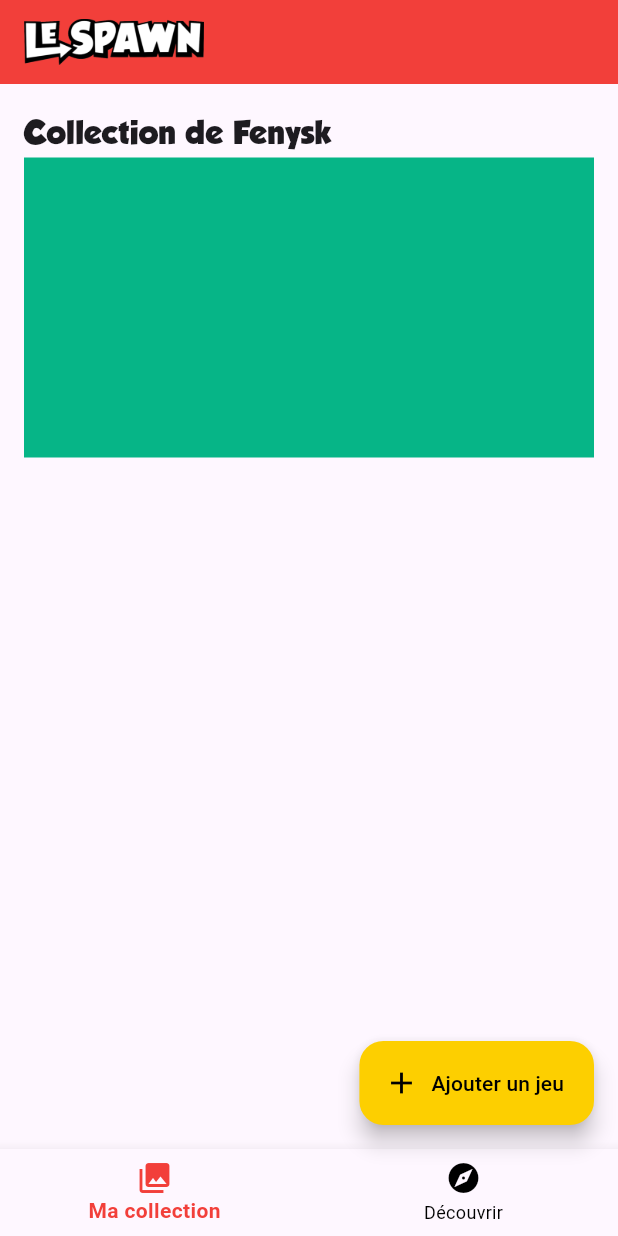
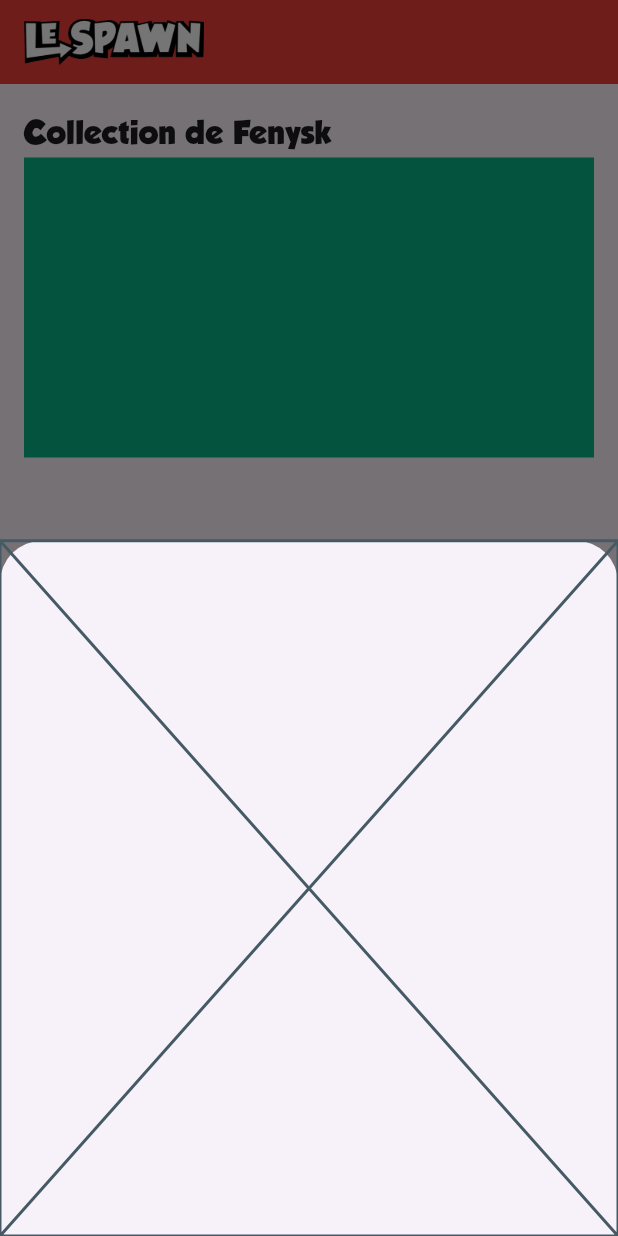
Before and after one commit to Fenysk/flutter_le_spawn, a Flutter app: the screen it shows after launch, after a tap on "Ajouter un jeu", on a phone screen of 412 x 824 dp. Run offline on Flutter 3.47's test engine with Material 3 defaults, Android fonts, the phone set to English and light mode, and no system bars; Roboto replaces fonts that are missing (Acephimere); project files that could hold a hidden picture were left out.

```diff
--- /dev/null
+++ b/lib/ui/widgets/collection/game/add_game_modal.dart
@@ -0,0 +1,15 @@
+import 'package:flutter/material.dart';
+
+class AddGameModal extends StatefulWidget {
+  const AddGameModal({super.key});
+
+  @override
+  State<AddGameModal> createState() => _AddGameModalState();
+}
+
+class _AddGameModalState extends State<AddGameModal> {
+  @override
+  Widget build(BuildContext context) {
+    return const Placeholder();
+  }
+}
```
Also changed, not shown: lib/ui/screens/tab_screen.dart (+7 -1 lines).
